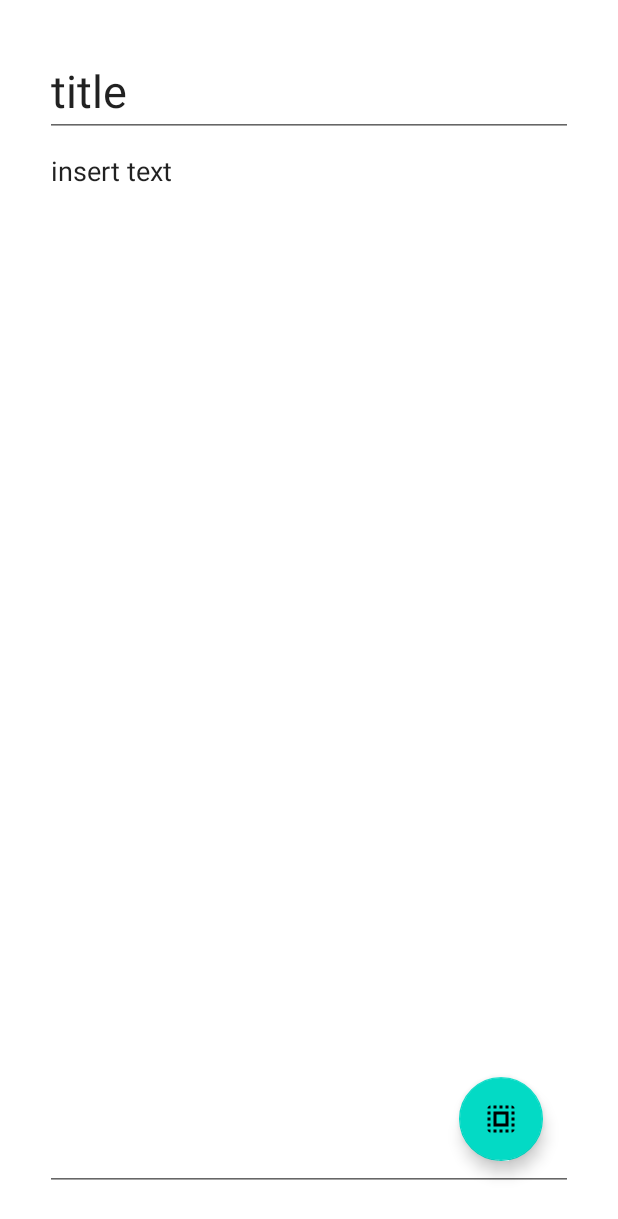
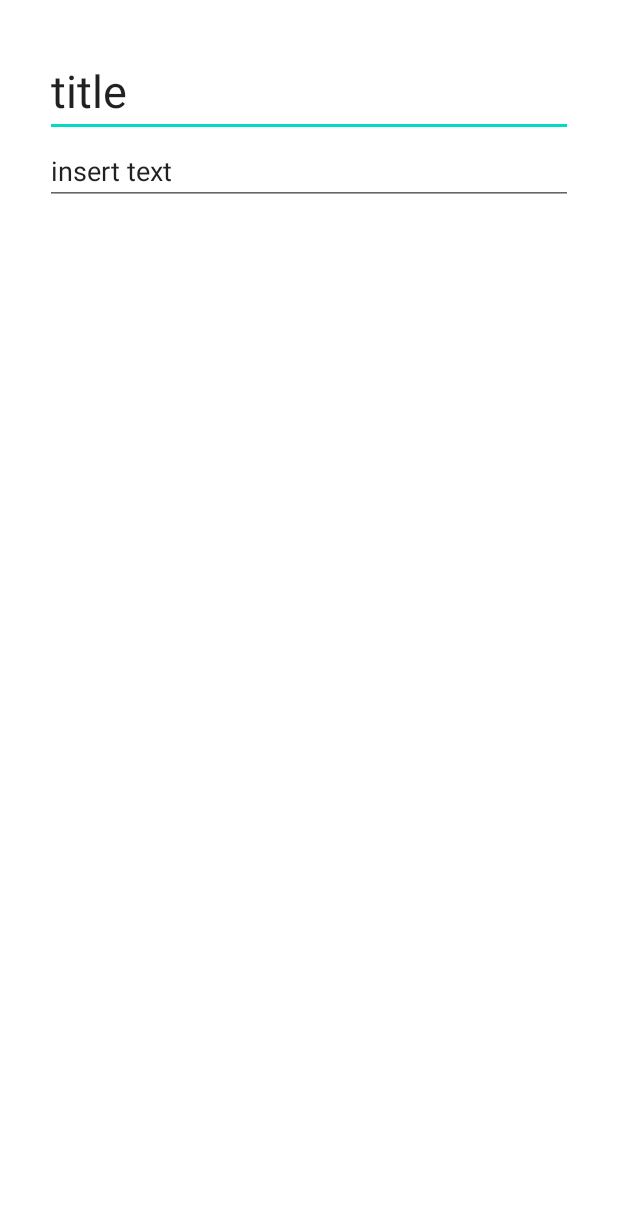
Before and after one commit to t-emura-acr/MyMemoApp, an Android app: the screen it shows after launch (MainActivity before the commit, MemoEditActivity after it), after a tap on an icon or button, on a phone screen of 412 x 824 dp. Shown: the top 1219 px of the screen. Run offline under Robolectric (Android 15) with nearby library versions, the phone set to English and light mode, and no system bars; 1 statement that could not run was skipped.

Commit message:
アクティビティ遷移追加

```diff
--- a/app/src/main/AndroidManifest.xml
+++ b/app/src/main/AndroidManifest.xml
@@ -11,7 +11,7 @@
         android:theme="@style/Theme.MyMemoApp">
 
         <activity
-           android:name=".activity.MainActivity"
+           android:name=".kt.activity.MainActivity"
            android:screenOrientation="portrait"
            android:exported="true"
            android:label="@string/app_name"
@@ -21,6 +21,14 @@
               <category android:name="android.intent.category.LAUNCHER" />
            </intent-filter>
         </activity>
+
+        <activity
+            android:name=".kt.activity.MemoEditActivity"
+            android:screenOrientation="portrait"
+            android:exported="true"
+            android:label="@string/app_name"
+            android:theme="@style/Theme.MyMemoApp">
+        </activity>
     </application>
 
 </manifest>
--- a/app/src/main/java/com/example/mymemoapp/activity/MainActivity.kt
+++ b/app/src/main/java/com/example/mymemoapp/kt/activity/MainActivity.kt
@@ -1,5 +1,6 @@
-package com.example.mymemoapp.activity
+package com.example.mymemoapp.kt.activity
 
+import android.content.Intent
 import android.os.Bundle
 import android.util.Log
 import android.view.View
@@ -7,7 +8,6 @@ import androidx.appcompat.app.AppCompatActivity
 import androidx.recyclerview.widget.LinearLayoutManager
 import androidx.recyclerview.widget.RecyclerView
 import com.example.mymemoapp.R
-import com.example.mymemoapp.activity.fragment.MemoEdit
 
 
 class MainActivity : AppCompatActivity(){
@@ -16,31 +16,25 @@ class MainActivity : AppCompatActivity(){
         super.onCreate(savedInstanceState)
         setContentView(R.layout.activity_main)
 
-//        初期化処理
+        //初期化処理
         initView()
 
         setRecyclerView()
 
+        //新規作成ボタン
+        val createNewMemo: View = findViewById(R.id.Create_Memo_btn)
+
+        //押下時処理
+        createNewMemo.setOnClickListener{
+            Log.i("新規作成","新規作成")
+            //トランザクション機能
+            val intent = Intent(this, MemoEditActivity::class.java)
+            startActivity(intent)
+        }
+
     }
 
     private fun initView(){
-
-//        新規作成ボタン
-        val createNewMemo: View = findViewById(R.id.Create_Memo_btn)
-
-//        押下時処理
-        createNewMemo.setOnClickListener{
-            Log.i("新規作成","新規作成")
-
-//            トランザクション機能
-            val transaction = supportFragmentManager.beginTransaction()
-
-            transaction.replace(R.id.layout_memoedit_frg, MemoEdit())
-
-            transaction.addToBackStack(null)
-
-            transaction.commit()
-        }
     }
 
     private fun setRecyclerView(){
@@ -48,8 +42,8 @@ class MainActivity : AppCompatActivity(){
 
         val recyclerView: RecyclerView = findViewById(R.id.memoList)
 
-//        val adapter = WordlistAdapter(memoList)
-//        recyclerView.adapter = adapter
+        //val adapter = WordlistAdapter(memoList)
+        //recyclerView.adapter = adapter
 
         recyclerView.layoutManager = LinearLayoutManager(this,LinearLayoutManager.VERTICAL,false)
     }
--- /dev/null
+++ b/app/src/main/java/com/example/mymemoapp/kt/activity/MemoEditActivity.kt
@@ -0,0 +1,46 @@
+package com.example.mymemoapp.kt.activity
+
+import android.os.Bundle
+import android.os.PersistableBundle
+import android.util.Log
+import android.view.View
+import androidx.appcompat.app.AppCompatActivity
+import com.example.mymemoapp.R
+import com.example.mymemoapp.kt.fragment.MemoEdit
+
+class MemoEditActivity : AppCompatActivity() {
+
+    override fun onCreate(savedInstanceState: Bundle?) {
+        super.onCreate(savedInstanceState)
+
+        setContentView(R.layout.memo_edit)
+
+        //初期化処理
+        initView()
+
+        //フラグメント処理
+        val transaction = supportFragmentManager.beginTransaction()
+
+        transaction.replace(R.id.layout_memoedit_frg, MemoEdit())
+
+        transaction.addToBackStack(null)
+
+        transaction.commit()
+
+    }
+
+    private fun initView(){
+
+        //リスナ登録
+        val MemoRegistBtn: View = findViewById(R.id.Save_Memo_btn)
+
+        //押下時処理
+        MemoRegistBtn.setOnClickListener{
+
+            Log.i("保存","保存")
+
+        }
+
+
+    }
+}
--- a/app/src/main/java/com/example/mymemoapp/activity/fragment/MemoEdit.kt
+++ b/app/src/main/java/com/example/mymemoapp/kt/fragment/MemoEdit.kt
@@ -1,4 +1,4 @@
-package com.example.mymemoapp.activity.fragment
+package com.example.mymemoapp.kt.fragment
 
 import android.content.ContentValues.TAG
 import android.content.Context
@@ -12,7 +12,7 @@ import com.example.mymemoapp.R
 
 class MemoEdit : Fragment() {
 
-//    フラグメントと関連付けられたとき
+    //フラグメントと関連付けられたとき
     override fun onAttach(context: Context) {
         super.onAttach(context)
         Log.d(TAG, "onAttach: called")
--- a/app/src/main/res/layout/layout_memoedit_frg.xml
+++ b/app/src/main/res/layout/layout_memoedit_frg.xml
@@ -5,26 +5,6 @@
     xmlns:tools="http://schemas.android.com/tools"
     android:layout_width="match_parent"
     android:layout_height="match_parent">
-
-<RelativeLayout
-
-    android:layout_width="match_parent"
-    android:layout_height="match_parent">
-
-
-    <com.google.android.material.floatingactionbutton.FloatingActionButton
-        android:id="@+id/Save_Memo_btn"
-        android:layout_width="wrap_content"
-        android:layout_height="wrap_content"
-        android:layout_alignParentRight="true"
-        android:layout_alignParentBottom="true"
-        android:layout_marginStart="50dp"
-        android:layout_marginTop="50dp"
-        android:layout_marginEnd="50dp"
-        android:layout_marginBottom="50dp"
-        app:srcCompat="?attr/actionModeSelectAllDrawable" />
-
-
 
 
     <LinearLayout
@@ -63,6 +43,4 @@
             android:text="insert text" />
     </LinearLayout>
 
-</RelativeLayout>
-
 </LinearLayout>
--- /dev/null
+++ b/app/src/main/res/layout/memo_edit.xml
@@ -0,0 +1,37 @@
+<?xml version="1.0" encoding="utf-8"?>
+<LinearLayout
+    xmlns:android="http://schemas.android.com/apk/res/android"
+    xmlns:app="http://schemas.android.com/apk/res-auto"
+    xmlns:tools="http://schemas.android.com/tools"
+    android:layout_width="match_parent"
+    android:layout_height="match_parent">
+
+    <FrameLayout
+        android:id="@+id/layout_memoedit_frg"
+        android:layout_width="wrap_content"
+        android:layout_height="wrap_content">
+
+    </FrameLayout>
+
+    <RelativeLayout
+        android:layout_width="match_parent"
+        android:layout_height="match_parent"
+        tools:layout_editor_absoluteX="10dp"
+        tools:layout_editor_absoluteY="322dp">
+
+
+        <com.google.android.material.floatingactionbutton.FloatingActionButton
+            android:id="@+id/Save_Memo_btn"
+            android:layout_width="wrap_content"
+            android:layout_height="wrap_content"
+            android:layout_alignParentRight="true"
+            android:layout_alignParentBottom="true"
+            android:layout_marginStart="50dp"
+            android:layout_marginTop="50dp"
+            android:layout_marginEnd="50dp"
+            android:layout_marginBottom="50dp"
+            app:srcCompat="?attr/actionModeCopyDrawable" />
+
+    </RelativeLayout>
+
+</LinearLayout>
```
